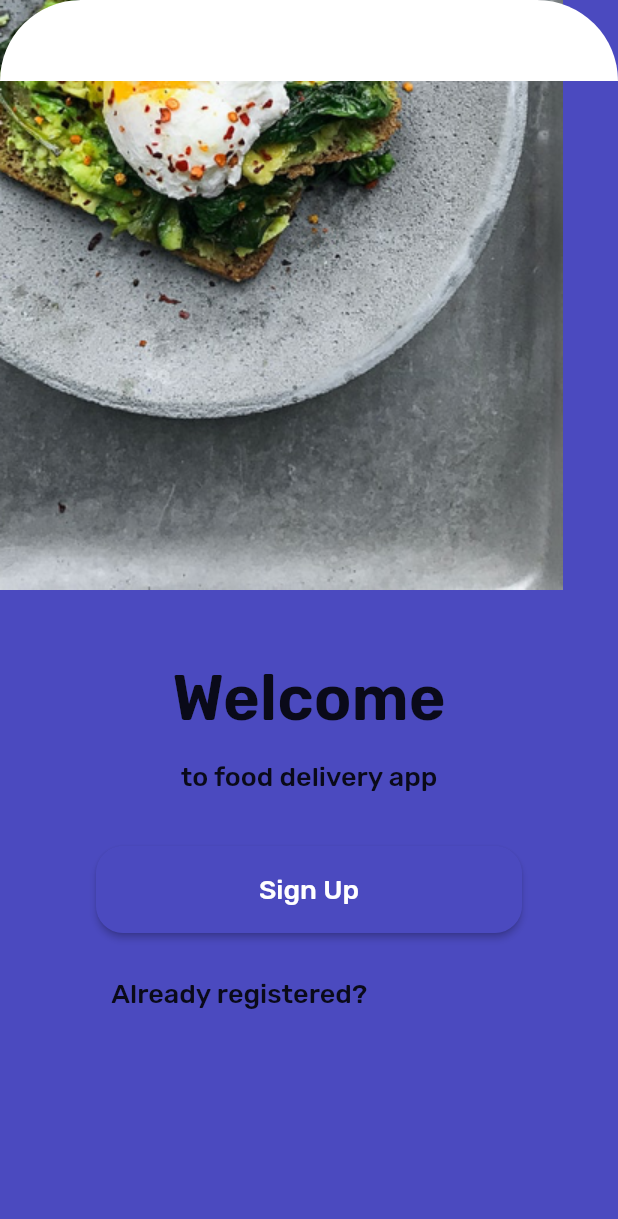
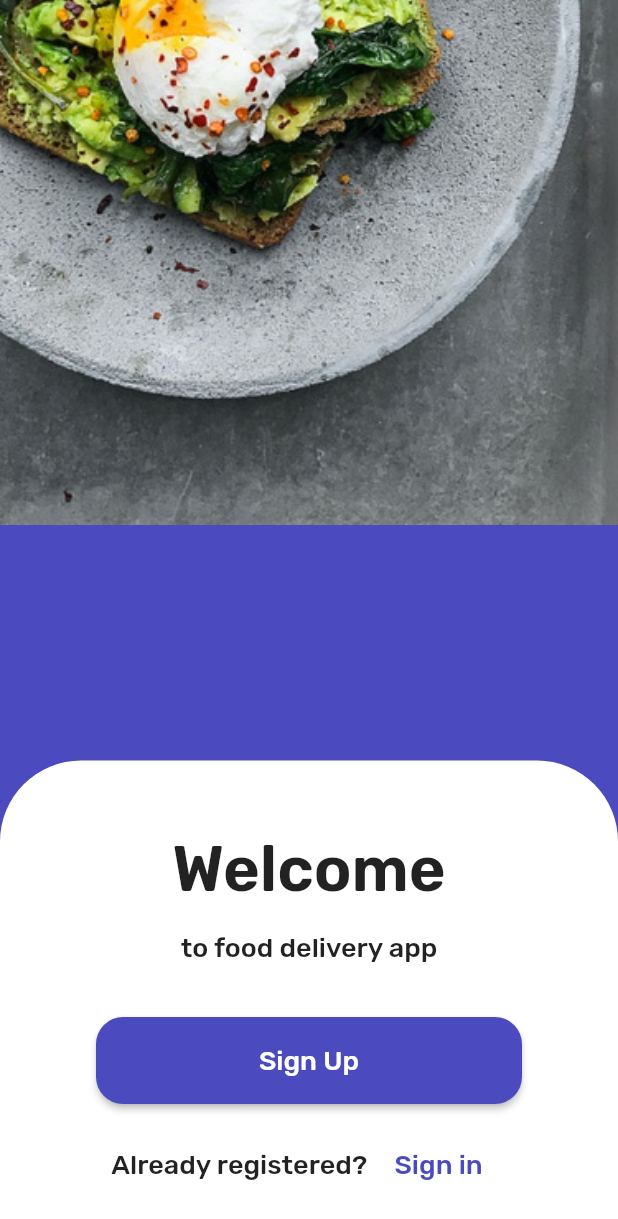
Before and after one commit to notepraiya/pigwidgeon, a Flutter app: the SignIn screen opened directly, on a phone screen of 412 x 824 dp. Shown: the top 1219 px of the screen. Run offline on Flutter 3.47's test engine with Material 2 defaults, Android fonts, the phone set to English and light mode, and no system bars; our stand-ins replace device_info, google_nav_bar, introduction_screen, line_icons, shared_preferences; accounts and stored records are empty.

Commit message:
lay out signin screen

```diff
--- a/lib/pages/signin.dart
+++ b/lib/pages/signin.dart
@@ -18,19 +18,21 @@
     log('build', name: 'signin.dart');
     return Scaffold(
       backgroundColor: myPrimaryColor,
-      body: Column(
-        mainAxisAlignment: MainAxisAlignment.spaceBetween,
+      body: Stack(
         children: [
-          Stack(
+          Container(
+            height: 350.0,
+            decoration: const BoxDecoration(
+              image: DecorationImage(
+                image: AssetImage('assets/images/signin.png'),
+                fit: BoxFit.cover,
+              ),
+            ),
+          ),
+          Column(
+            mainAxisAlignment: MainAxisAlignment.end,
             children: [
-              FittedBox(
-                child: Image.asset('assets/images/signin.png'),
-                fit: BoxFit.fill,
-              ),
-              Align(
-                alignment: FractionalOffset.bottomCenter,
-                child: Container(
-                  height: 54.0,
+              Container(
                 decoration: BoxDecoration(
                   color: Colors.white,
                   borderRadius: BorderRadius.only(
@@ -38,11 +40,7 @@
                     topRight: Radius.circular(54.0),
                   ),
                 ),
-                ),
-              ),
-            ],
-          ),
-          Expanded(
+                child: Center(
                   child: Column(
                     children: [
                       const SizedBox(
@@ -98,6 +96,9 @@
                     ],
                   ),
                 ),
+              ),
+            ],
+          )
         ],
       ),
     );
```
Lines whose indentation alone changed are shown as unchanged.
